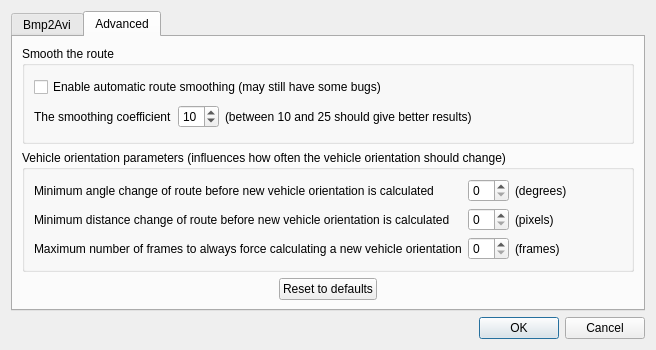
First picture: the form in src/settings.ui, repository michjans/routegen, before the edit.
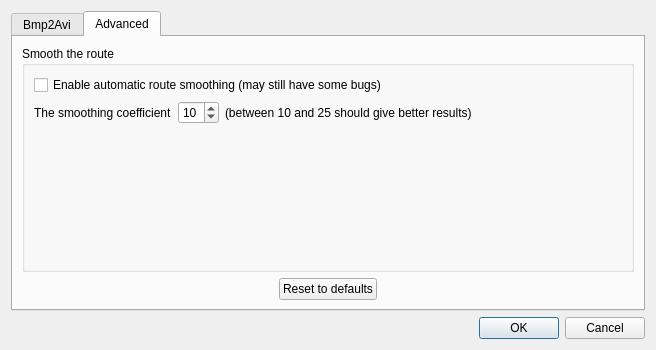
Second picture: the form after the edit. The open tabs and pages were chosen to show the change.

Commit message: remove vehicle rotation settings

Patch:
```diff
--- a/src/settings.ui
+++ b/src/settings.ui
@@ -213,95 +213,23 @@
             </property>
            </spacer>
           </item>
-         </layout>
-        </widget>
-       </item>
-       <item row="1" column="0" colspan="3">
-        <widget class="QGroupBox" name="groupBox_2">
-         <property name="title">
-          <string>Vehicle orientation parameters (influences how often the vehicle orientation should change)</string>
-         </property>
-         <layout class="QGridLayout">
-          <item row="0" column="0">
-           <widget class="QLabel" name="label_7">
-            <property name="text">
-             <string>Minimum angle change of route before new vehicle orientation is calculated</string>
-            </property>
-           </widget>
-          </item>
-          <item row="0" column="1">
-           <widget class="QSpinBox" name="mStepAngleSB">
-            <property name="toolTip">
-             <string/>
-            </property>
-           </widget>
-          </item>
-          <item row="1" column="0">
-           <widget class="QLabel" name="label_8">
-            <property name="text">
-             <string>Minimum distance change of route before new vehicle orientation is calculated</string>
-            </property>
-           </widget>
-          </item>
-          <item row="1" column="1">
-           <widget class="QSpinBox" name="mMinDistanceSB">
-            <property name="toolTip">
-             <string/>
-            </property>
-           </widget>
-          </item>
-          <item row="2" column="0">
-           <widget class="QLabel" name="label_9">
-            <property name="text">
-             <string>Maximum number of frames to always force calculating a new vehicle orientation</string>
-            </property>
-           </widget>
-          </item>
           <item row="2" column="1">
-           <widget class="QSpinBox" name="mForceCounterSB">
-            <property name="toolTip">
-             <string>This setting overrules minimum angle and distance settings</string>
-            </property>
-           </widget>
-          </item>
-          <item row="0" column="3">
-           <spacer>
+           <spacer name="verticalSpacer">
             <property name="orientation">
-             <enum>Qt::Horizontal</enum>
+             <enum>Qt::Vertical</enum>
             </property>
             <property name="sizeHint" stdset="0">
              <size>
-              <width>40</width>
-              <height>20</height>
+              <width>20</width>
+              <height>40</height>
              </size>
             </property>
            </spacer>
           </item>
-          <item row="2" column="2">
-           <widget class="QLabel" name="label_12">
-            <property name="text">
-             <string>(frames)</string>
-            </property>
-           </widget>
-          </item>
-          <item row="0" column="2">
-           <widget class="QLabel" name="label_13">
-            <property name="text">
-             <string>(degrees)</string>
-            </property>
-           </widget>
-          </item>
-          <item row="1" column="2">
-           <widget class="QLabel" name="label_14">
-            <property name="text">
-             <string>(pixels)</string>
-            </property>
-           </widget>
-          </item>
          </layout>
         </widget>
        </item>
-       <item row="2" column="0">
+       <item row="1" column="0">
         <spacer>
          <property name="orientation">
           <enum>Qt::Horizontal</enum>
@@ -314,7 +242,7 @@
          </property>
         </spacer>
        </item>
-       <item row="2" column="1">
+       <item row="1" column="1">
         <widget class="QPushButton" name="mResetDefaultsPB">
          <property name="toolTip">
           <string>Reset to original settings</string>
@@ -324,7 +252,7 @@
          </property>
         </widget>
        </item>
-       <item row="2" column="2">
+       <item row="1" column="2">
         <spacer>
          <property name="orientation">
           <enum>Qt::Horizontal</enum>
```
The commit also changes 4 other files.
